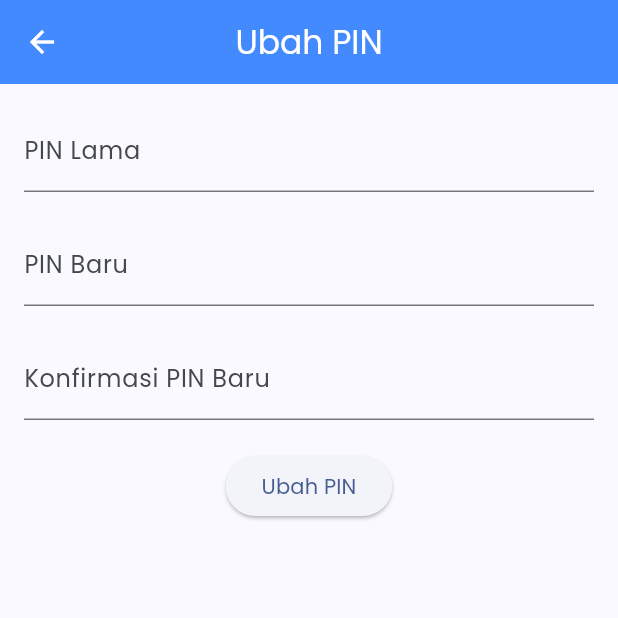
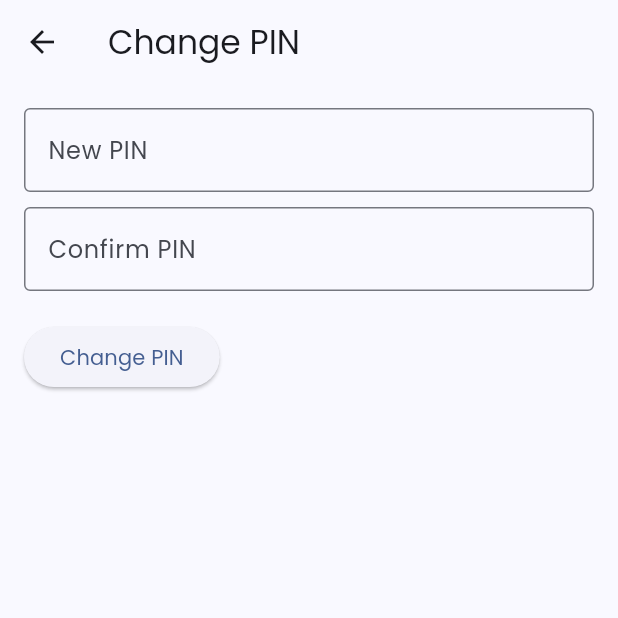
Before and after one commit to MarKarl30/UTS_MobileProg, a Flutter app: the ChangePinScreen screen opened directly, on a phone screen of 412 x 824 dp, the top half of it. Run offline on Flutter 3.47's test engine with Material 3 defaults, Android fonts, the phone set to English and light mode, and no system bars; our stand-ins replace cloud_firestore, firebase_core, flutter_secure_storage, image_picker, intl_phone_number_input, pinput and 1 more; missing offline and left inert: mobile_scanner; accounts and stored records are empty.

Commit message:
Deven punya- tidak work

```diff
--- a/lib/profile/changepin.dart
+++ b/lib/profile/changepin.dart
@@ -1,123 +1,94 @@
+// profile/change_pin.dart
 import 'package:flutter/material.dart';
 import 'package:midterm_project/profile/service/profileservice.dart';
 
 class ChangePinScreen extends StatefulWidget {
-  const ChangePinScreen({super.key});
+  const ChangePinScreen({Key? key}) : super(key: key);
 
   @override
   _ChangePinScreenState createState() => _ChangePinScreenState();
 }
 
 class _ChangePinScreenState extends State<ChangePinScreen> {
-  final _formKey = GlobalKey<FormState>();
   final StorageService _storageService = StorageService();
-  final TextEditingController _oldPinController = TextEditingController();
-  final TextEditingController _newPinController = TextEditingController();
+  final TextEditingController _pinController = TextEditingController();
   final TextEditingController _confirmPinController = TextEditingController();
 
-  Future<void> _changePin() async {
-    if (_formKey.currentState!.validate()) {
-      String? storedPin = await _storageService.getPin();
+  // Add this variable to show a message when the operation is successful or failed
+  String _message = '';
 
-      if (_oldPinController.text != storedPin) {
-        ScaffoldMessenger.of(context).showSnackBar(
-          const SnackBar(
-              content: Text('PIN lama salah'),
-              behavior: SnackBarBehavior.floating),
-        );
+  void _changePin() async {
+    String newPin = _pinController.text;
+    String confirmPin = _confirmPinController.text;
+
+    // Validate PIN
+    if (newPin.isEmpty || confirmPin.isEmpty) {
+      setState(() {
+        _message = 'PIN cannot be empty.';
+      });
       return;
     }
 
-      if (_newPinController.text != _confirmPinController.text) {
-        ScaffoldMessenger.of(context).showSnackBar(
-          const SnackBar(
-              content: Text('PIN baru tidak cocok'),
-              behavior: SnackBarBehavior.floating),
-        );
+    if (newPin != confirmPin) {
+      setState(() {
+        _message = 'PINs do not match.';
+      });
       return;
     }
 
-      await _storageService.savePin(_newPinController.text);
-      ScaffoldMessenger.of(context).showSnackBar(
-        const SnackBar(
-            content: Text('PIN berhasil diubah'),
-            behavior: SnackBarBehavior.floating),
-      );
+    // Save the new PIN
+    await _storageService.savePin(newPin);
+    setState(() {
+      _message = 'PIN changed successfully.';
+    });
+
+    // Optionally, you might want to navigate back after a successful change
+    Future.delayed(const Duration(seconds: 2), () {
       Navigator.pop(context);
-    }
-  }
-
-  @override
-  void dispose() {
-    _oldPinController.dispose();
-    _newPinController.dispose();
-    _confirmPinController.dispose();
-    super.dispose();
+    });
   }
 
   @override
   Widget build(BuildContext context) {
-    return SafeArea(
-      child: Scaffold(
+    return Scaffold(
       appBar: AppBar(
-          backgroundColor: Colors.blueAccent,
-          leading: const BackButton(color: Colors.white),
-          title: const Text('Ubah PIN', style: TextStyle(color: Colors.white)),
-          centerTitle: true,
+        title: const Text('Change PIN'),
       ),
       body: Padding(
         padding: const EdgeInsets.all(16.0),
-          child: Form(
-            key: _formKey,
         child: Column(
+          crossAxisAlignment: CrossAxisAlignment.start,
           children: [
-                TextFormField(
-                  controller: _oldPinController,
+            TextField(
+              controller: _pinController,
+              decoration: const InputDecoration(
+                labelText: 'New PIN',
+                hintText: 'Enter new PIN',
+                border: OutlineInputBorder(),
+              ),
               obscureText: true,
-                  decoration: const InputDecoration(labelText: 'PIN Lama'),
-                  validator: (value) {
-                    if (value == null || value.isEmpty) {
-                      return 'Silakan masukkan PIN lama';
-                    }
-                    return null;
-                  },
             ),
-                const SizedBox(height: 20),
-                TextFormField(
-                  controller: _newPinController,
+            const SizedBox(height: 10),
+            TextField(
+              controller: _confirmPinController,
+              decoration: const InputDecoration(
+                labelText: 'Confirm PIN',
+                hintText: 'Re-enter new PIN',
+                border: OutlineInputBorder(),
+              ),
               obscureText: true,
-                  decoration: const InputDecoration(labelText: 'PIN Baru'),
-                  validator: (value) {
-                    if (value == null || value.isEmpty) {
-                      return 'Silakan masukkan PIN baru';
-                    }
-                    if (value.length < 4) {
-                      return 'PIN harus minimal 4 karakter';
-                    }
-                    return null;
-                  },
-                ),
-                const SizedBox(height: 20),
-                TextFormField(
-                  controller: _confirmPinController,
-                  obscureText: true,
-                  decoration:
-                      const InputDecoration(labelText: 'Konfirmasi PIN Baru'),
-                  validator: (value) {
-                    if (value == null || value.isEmpty) {
-                      return 'Silakan konfirmasi PIN baru';
-                    }
-                    return null;
-                  },
             ),
             const SizedBox(height: 20),
             ElevatedButton(
               onPressed: _changePin,
-                  child: const Text('Ubah PIN'),
+              child: const Text('Change PIN'),
+            ),
+            const SizedBox(height: 10),
+            Text(
+              _message,
+              style: const TextStyle(color: Colors.red),
             ),
           ],
-            ),
-          ),
         ),
       ),
     );
```
Also changed, not shown: lib/profile/changenotlp.dart (added, +90 -0 lines), lib/profile/changepw.dart (deleted, +0 -131 lines), lib/profile/profile.dart (+34 -41 lines), lib/profile/service/profileservice.dart (+25 -12 lines). Lines whose indentation alone changed are shown as unchanged.
